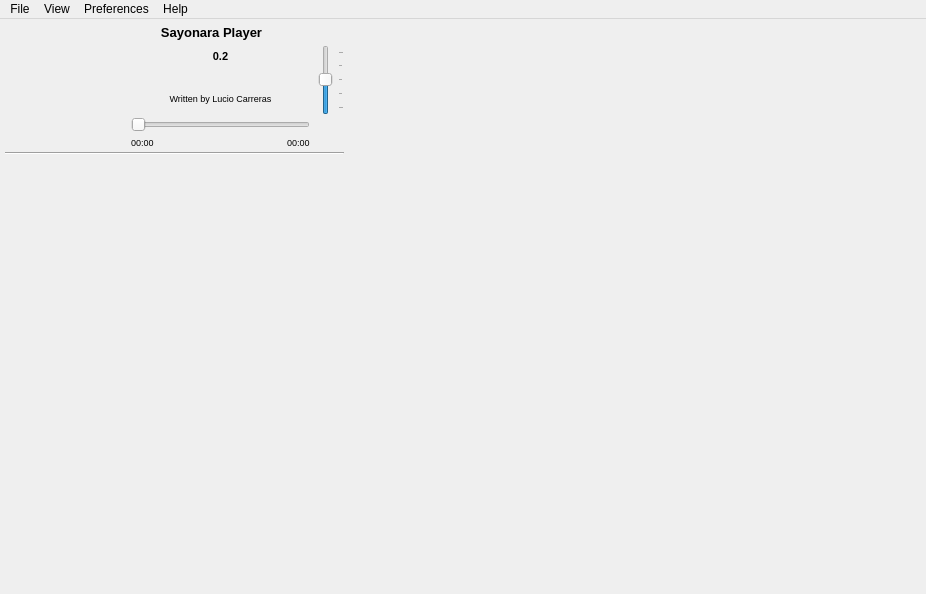
The window that trunk/GUI/player/GUI_Simpleplayer.ui (shahid334/sayonara-player) describes before a commit, drawn with Qt 5.
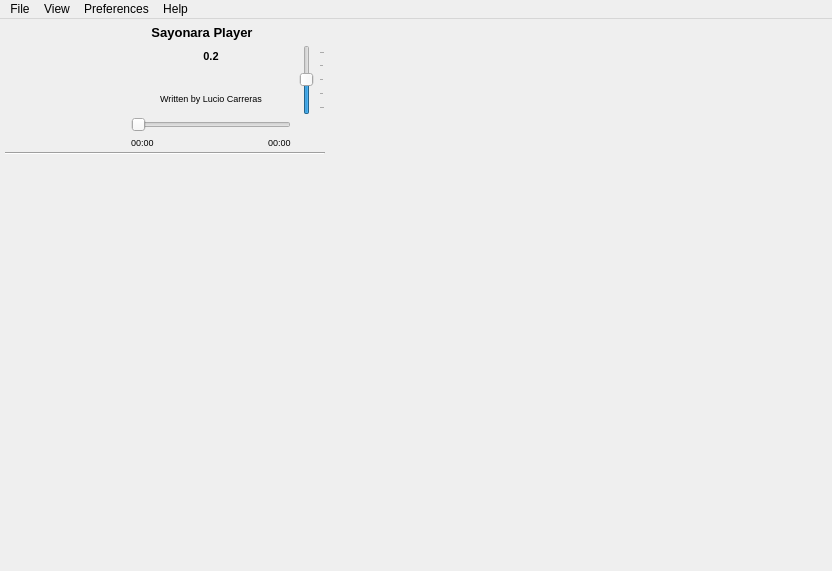
The same window after the commit. Icons and pictures are not drawn.

```diff
--- a/trunk/GUI/player/GUI_Simpleplayer.ui
+++ b/trunk/GUI/player/GUI_Simpleplayer.ui
@@ -6,8 +6,8 @@
    <rect>
     <x>0</x>
     <y>0</y>
-    <width>926</width>
-    <height>594</height>
+    <width>832</width>
+    <height>571</height>
    </rect>
   </property>
   <property name="minimumSize">
@@ -744,8 +744,8 @@
           <rect>
            <x>0</x>
            <y>0</y>
-           <width>338</width>
-           <height>413</height>
+           <width>318</width>
+           <height>390</height>
           </rect>
          </property>
          <property name="sizePolicy">
@@ -870,7 +870,7 @@
     <rect>
      <x>0</x>
      <y>0</y>
-     <width>926</width>
+     <width>832</width>
      <height>23</height>
     </rect>
    </property>
```
Left out of the diff: 6 changed lines with no effect on the pictures.
